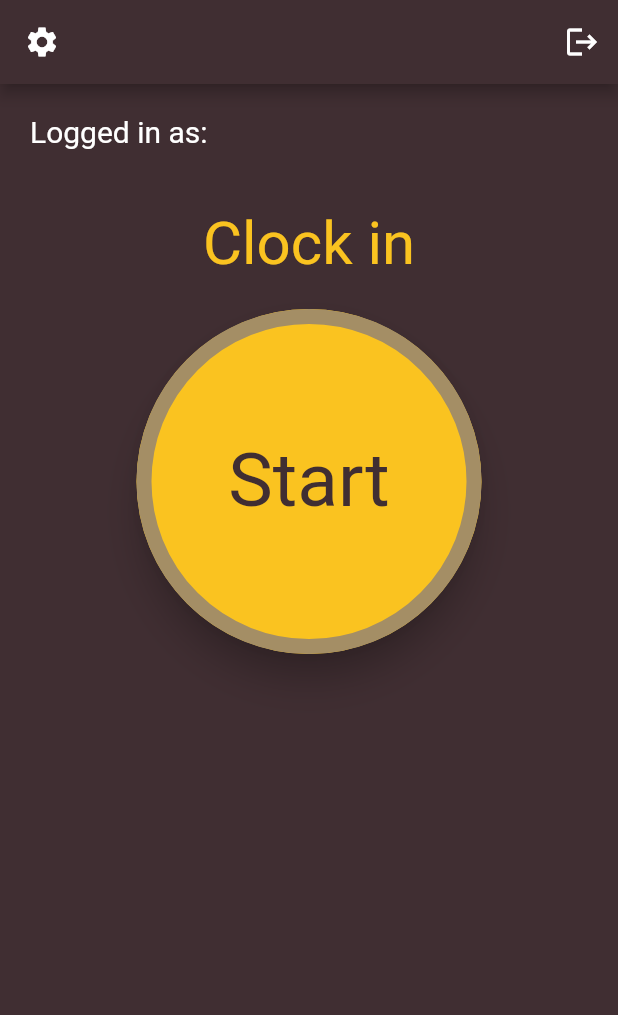
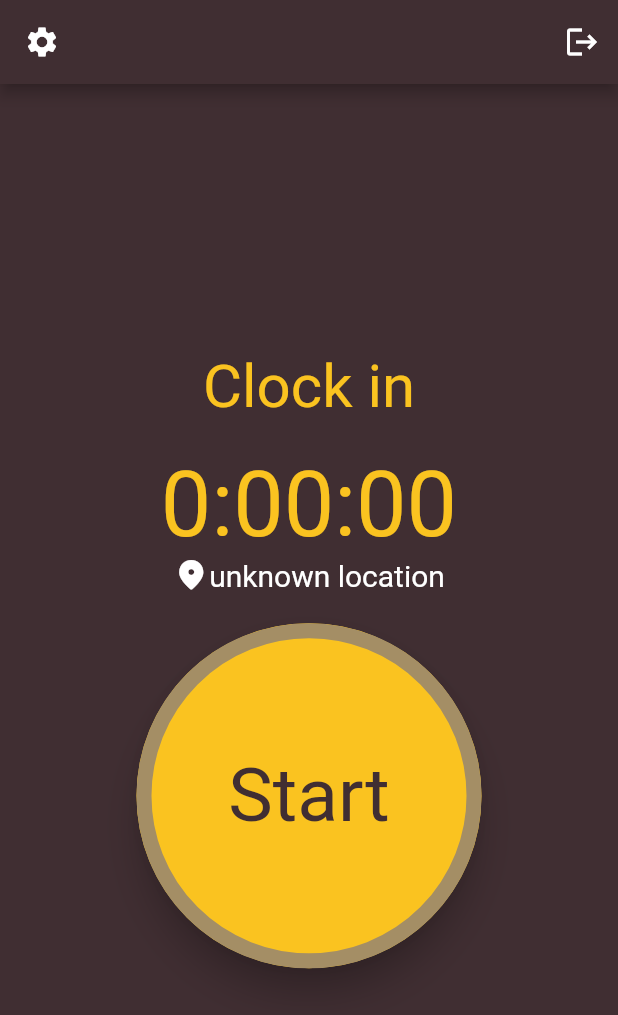
Before and after one commit to maria-gedye/Y3-timesheet-app, a Flutter app: the screen it shows once a user with an empty profile is signed in, on a phone screen of 412 x 824 dp. Shown: the top 1015 px of the screen. Run offline on Flutter 3.47's test engine with Material 2 defaults, Android fonts, the light colour scheme and no system bars; our stand-ins replace firebase_auth, firebase_core; accounts and stored records are empty.

Commit message:
install location packages, more ui

```diff
--- a/lib/pages/home_page.dart
+++ b/lib/pages/home_page.dart
@@ -37,26 +37,11 @@ class HomePage extends StatelessWidget {
           leading: IconButton(onPressed: () {}, icon: Icon(Icons.settings)),
         ),
         body: SafeArea(
-          //child: Center(
+          child: Center(
           child: SingleChildScrollView(
               child: Column(
-            mainAxisAlignment: MainAxisAlignment.start,
+            mainAxisAlignment: MainAxisAlignment.center,
             children: [
-              // display the current user
-              Padding(
-                padding: const EdgeInsets.all(20.0),
-                child: Row(
-                  children: [
-                    Text('Logged in as: ${user.email!}',
-                        style: TextStyle(
-                          color: Colors.white,
-                          fontSize: 20,
-                        )),
-                  ],
-                ),
-              ),
-
-              SizedBox(height: 20),
 
               // Clock in title
               Text('Clock in',
@@ -68,10 +53,27 @@ class HomePage extends StatelessWidget {
               SizedBox(height: 20),
 
               // Timer display
+              Text('0:00:00',
+                  style: TextStyle(
+                    color: Color.fromRGBO(250, 195, 32, 1),
+                    fontSize: 60,
+                  )),
 
-              // Get and display current location
+              // Current location display
+              Row(
+                mainAxisAlignment: MainAxisAlignment.center,
+                children: [
+                  Icon(Icons.place_rounded, color: Colors.white,),
+                  Text('unknown location',
+                      style: TextStyle(
+                        color: Colors.white,
+                        fontSize: 20,
+                      )),
+                ],
+              ),
+              SizedBox(height: 20),
 
-              // main button (switches between start and stop)
+              // timer button (switches between start and stop)
               ElevatedButton(
                 style: style,
                 onPressed: () {},
@@ -86,7 +88,7 @@ class HomePage extends StatelessWidget {
               // time log? timesheet?
             ],
           )),
-          // ),
+          )
         ));
   }
 }
--- a/pubspec.yaml
+++ b/pubspec.yaml
@@ -21,6 +21,8 @@ dependencies:
   stop_watch_timer:
   firebase_core: ^2.17.0
   firebase_auth: ^4.10.1
+  geolocator: ^10.1.0
+  geocoding: ^2.1.1
 
 dev_dependencies:
   flutter_test:
```
Also changed, not shown: pubspec.lock, 5 other files.
